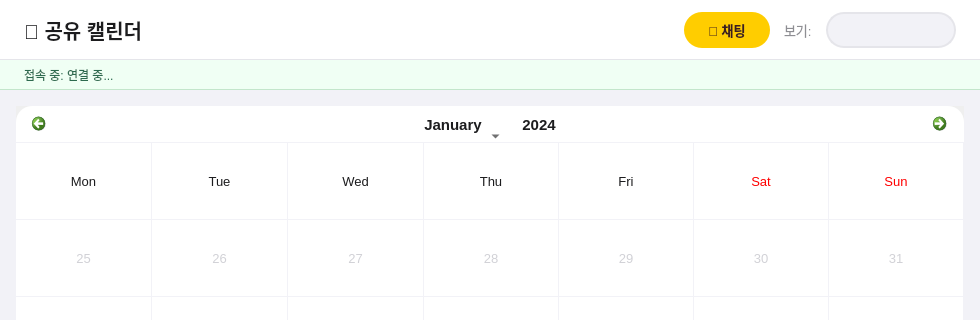
First picture: the form in mainwindow.ui, repository minyong38/mini_project, before the edit; both pictures show x 0 to 980 and y 0 to 320 of the 980 by 720 pixel window.
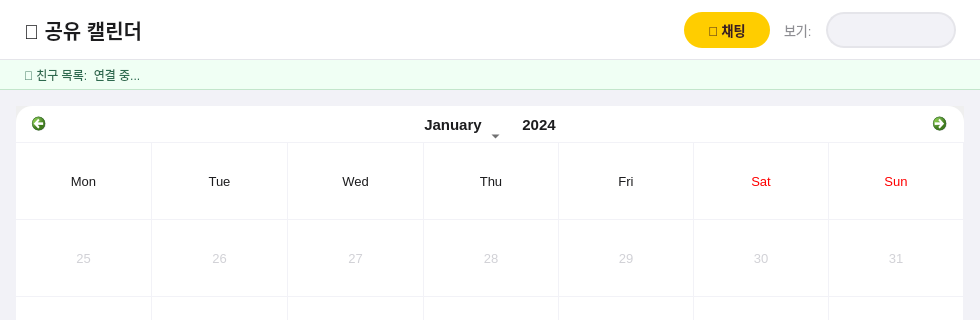
Second picture: the form after the edit. Custom widgets are drawn as their Qt base class.

```diff
--- a/mainwindow.ui
+++ b/mainwindow.ui
@@ -106,7 +106,7 @@
        <property name="bottomMargin"><number>0</number></property>
        <item>
         <widget class="QLabel" name="onlineLabel">
-         <property name="text"><string>접속 중: 연결 중...</string></property>
+         <property name="text"><string>👥 친구 목록:  연결 중...</string></property>
          <property name="styleSheet">
           <string>QLabel { font-size: 12px; color: #2D6A4F; background: transparent; border: none; }</string>
          </property>
```
